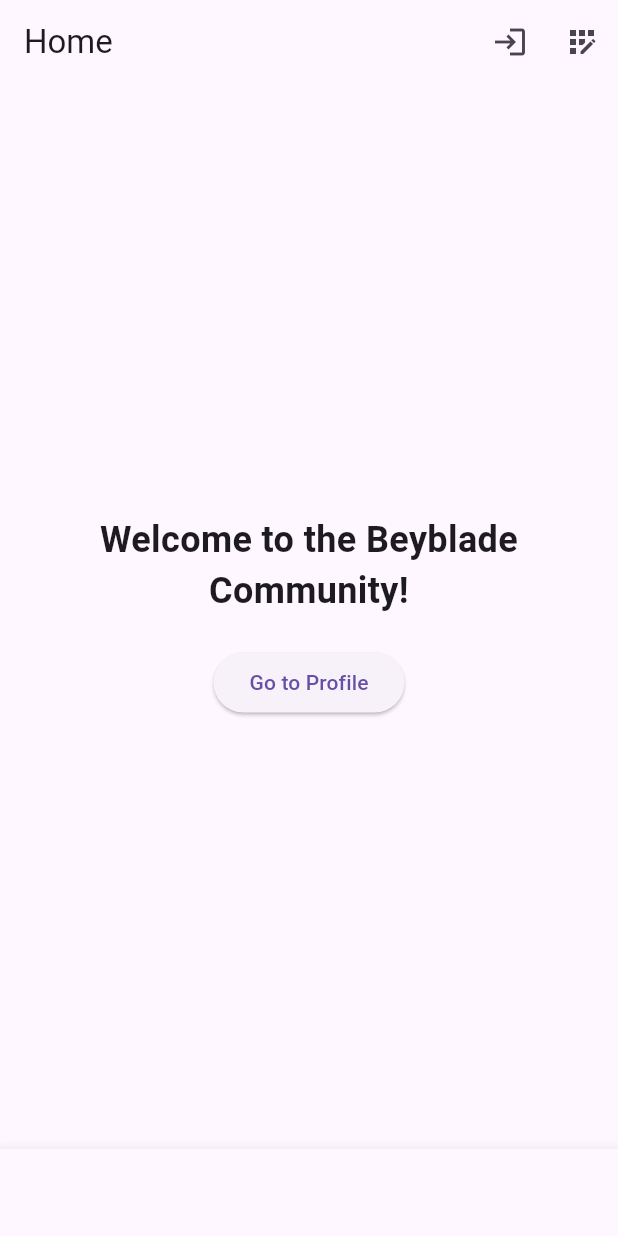
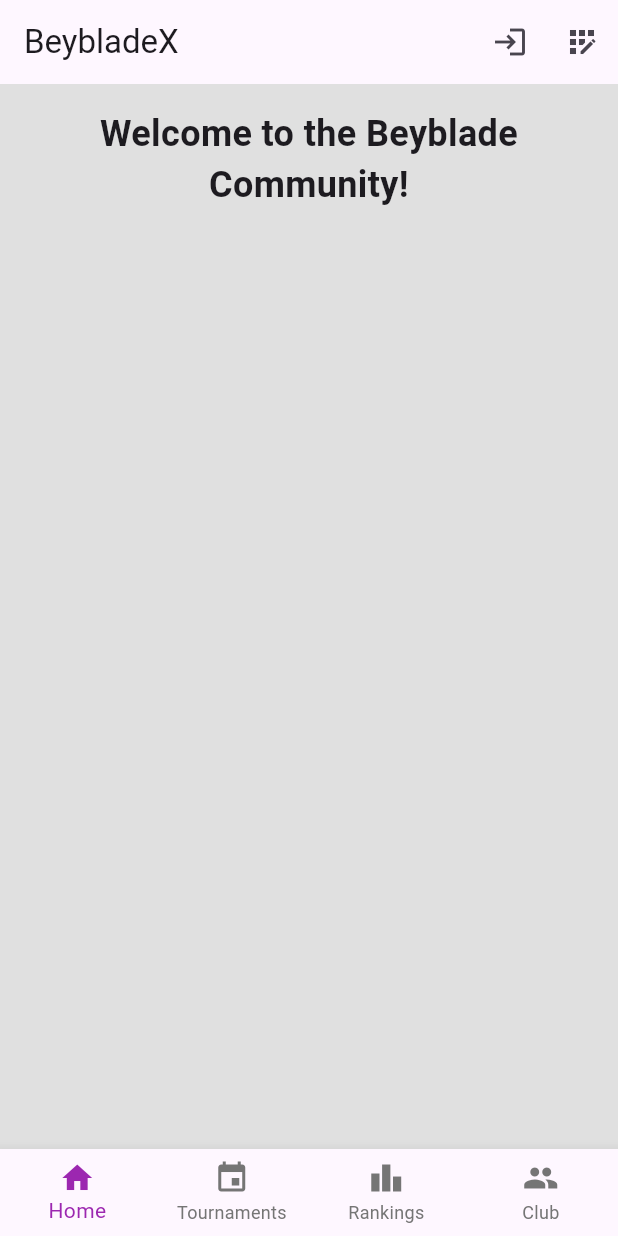
Before and after one commit to Wapppp/Beyblade, a Flutter app: the screen it shows after launch, on a phone screen of 412 x 824 dp. Run offline on Flutter 3.47's test engine with Material 3 defaults, Android fonts, the phone set to English and light mode, and no system bars; our stand-ins replace cloud_firestore, firebase_auth, firebase_core, get_it; missing offline and left inert: dart:js; accounts and stored records are empty.

Commit message:
google/design/navbar

```diff
--- a/lib/main.dart
+++ b/lib/main.dart
@@ -1,13 +1,18 @@
 import 'package:flutter/material.dart';
 import 'package:firebase_core/firebase_core.dart';
+import 'package:provider/provider.dart';
+import 'package:cloud_firestore/cloud_firestore.dart';
+import 'pages/data/injection_container.dart';
+import 'pages/data/home_view_model.dart';
 import 'pages/login_page.dart';
 import 'pages/register_page.dart';
 import 'pages/profile_page.dart';
-import 'pages/home_page.dart'; // Import HomePage
+import 'pages/home_page.dart';
+import 'package:firebase_auth/firebase_auth.dart';
+import 'dart:js' as js;
 
 void main() async {
   WidgetsFlutterBinding.ensureInitialized();
-  try {
   await Firebase.initializeApp(
     options: FirebaseOptions(
       apiKey: "AIzaSyBLRd6X2X7mZ_lEHlGZzv0A_H9S6L1jqxA",
@@ -19,16 +24,19 @@ void main() async {
       measurementId: "G-XJHHBQTNC6",
     ),
   );
+
+  setupLocator(); // Initialize GetIt and setup NavigationService
   runApp(MyApp());
-  } catch (e) {
-    print('Error initializing Firebase: $e');
-  }
 }
 
 class MyApp extends StatelessWidget {
   @override
   Widget build(BuildContext context) {
-    return MaterialApp(
+    return MultiProvider(
+      providers: [
+        ChangeNotifierProvider(create: (_) => HomeViewModel()),
+      ],
+      child: MaterialApp(
         title: 'Flutter Firebase Auth',
         theme: ThemeData(
           primarySwatch: Colors.blue,
@@ -42,6 +50,9 @@ class MyApp extends StatelessWidget {
           '/register': (context) => RegisterPage(),
           '/profile': (context) => ProfilePage(),
         },
+        navigatorKey:
+            sl<NavigationService>().navigatorKey, // Set navigatorKey here
+      ),
     );
   }
 }
--- /dev/null
+++ b/lib/pages/data/home_view_model.dart
@@ -0,0 +1,22 @@
+import 'package:flutter/material.dart';
+
+class HomeViewModel extends ChangeNotifier {
+  String _welcomeMessage = 'Welcome to the Beyblade Community!';
+
+  // Getter for welcome message
+  String get welcomeMessage => _welcomeMessage;
+
+  // Method to update the welcome message
+  void updateWelcomeMessage(String message) {
+    _welcomeMessage = message;
+    notifyListeners(); // Notify listeners to update UI
+  }
+
+  // Method to fetch data from an external source
+  Future<void> fetchData() async {
+    // Simulate fetching data from a server
+    await Future.delayed(Duration(seconds: 2));
+    // Update welcome message with fetched data
+    updateWelcomeMessage('Fetched data from server');
+  }
+}
--- a/lib/pages/home_page.dart
+++ b/lib/pages/home_page.dart
@@ -1,73 +1,97 @@
 import 'package:flutter/material.dart';
+import 'data/injection_container.dart';
+import 'data/home_view_model.dart';
 
-class HomePage extends StatelessWidget {
+class HomePage extends StatefulWidget {
+  @override
+  _HomePageState createState() => _HomePageState();
+}
+
+class _HomePageState extends State<HomePage> {
+  int _selectedIndex = 0;
+
   @override
   Widget build(BuildContext context) {
+    final navigationService = sl<NavigationService>();
+
     return Scaffold(
+      backgroundColor: Colors.grey[300],
       appBar: AppBar(
-        title: Text('Home'),
+        title: Text('BeybladeX'),
         actions: [
           IconButton(
             icon: Icon(Icons.login),
             onPressed: () {
-              Navigator.pushNamed(context, '/login');
+              navigationService.navigateTo('/login');
             },
           ),
           IconButton(
             icon: Icon(Icons.app_registration),
             onPressed: () {
-              Navigator.pushNamed(context, '/register');
+              navigationService.navigateTo('/register');
             },
           ),
         ],
       ),
-      body: Center(
-        child: Padding(
+      body: Padding(
         padding: EdgeInsets.all(16.0),
         child: Column(
-            mainAxisAlignment: MainAxisAlignment.center,
+          mainAxisAlignment: MainAxisAlignment.start, // Align text at the top
+          crossAxisAlignment:
+              CrossAxisAlignment.stretch, // Stretch text to full width
           children: <Widget>[
             Text(
               'Welcome to the Beyblade Community!',
               style: TextStyle(fontSize: 24, fontWeight: FontWeight.bold),
               textAlign: TextAlign.center,
             ),
-              SizedBox(height: 20),
-              ElevatedButton(
-                onPressed: () {
-                  Navigator.pushNamed(context, '/profile');
-                },
-                child: Text('Go to Profile'),
-              ),
+            SizedBox(height: 20), // Add space between text and button
           ],
         ),
       ),
-      ),
-      bottomNavigationBar: MediaQuery.of(context).size.width < 600
-          ? BottomNavigationBar(
+      bottomNavigationBar: BottomNavigationBar(
+        currentIndex: _selectedIndex.clamp(0, 3),
         items: [
-                BottomNavigationBarItem(
-                  icon: Icon(Icons.home),
-                  label: 'Home',
-                ),
-                BottomNavigationBarItem(
-                  icon: Icon(Icons.event),
-                  label: 'Tournaments',
-                ),
-                BottomNavigationBarItem(
-                  icon: Icon(Icons.leaderboard),
-                  label: 'Rankings',
-                ),
-                BottomNavigationBarItem(
-                  icon: Icon(Icons.shop),
-                  label: 'Shop',
-                ),
+          _buildBottomNavigationBarItem(Icons.home, 'Home'),
+          _buildBottomNavigationBarItem(Icons.event, 'Tournaments'),
+          _buildBottomNavigationBarItem(Icons.leaderboard, 'Rankings'),
+          _buildBottomNavigationBarItem(Icons.group, 'Club'),
         ],
         onTap: (index) {
-                // Handle navigation
+          setState(() {
+            _selectedIndex = index;
+          });
+          _handleNavigation(index);
         },
-            )
-          : null,
+        selectedItemColor: Colors.purple,
+        unselectedItemColor: Colors.grey[600],
+        type: BottomNavigationBarType.fixed,
+      ),
     );
   }
+
+  BottomNavigationBarItem _buildBottomNavigationBarItem(
+      IconData icon, String label) {
+    return BottomNavigationBarItem(
+      icon: Icon(icon),
+      label: label,
+    );
   }
+
+  void _handleNavigation(int index) {
+    switch (index) {
+      case 0:
+        // Handle navigation to home page
+        break;
+      case 1:
+        // Handle navigation to tournaments page
+        break;
+      case 2:
+        // Handle navigation to rankings page
+        break;
+      case 3:
+        // Handle navigation to club page
+        break;
+    }
+  }
+}
```
Also changed, not shown: lib/pages/data/injection_container.dart (added, +29 -0 lines), lib/pages/register_page.dart (+33 -46 lines), pubspec.yaml (+3 -7 lines), pubspec.lock, 3 other files. Lines whose indentation alone changed are shown as unchanged.
